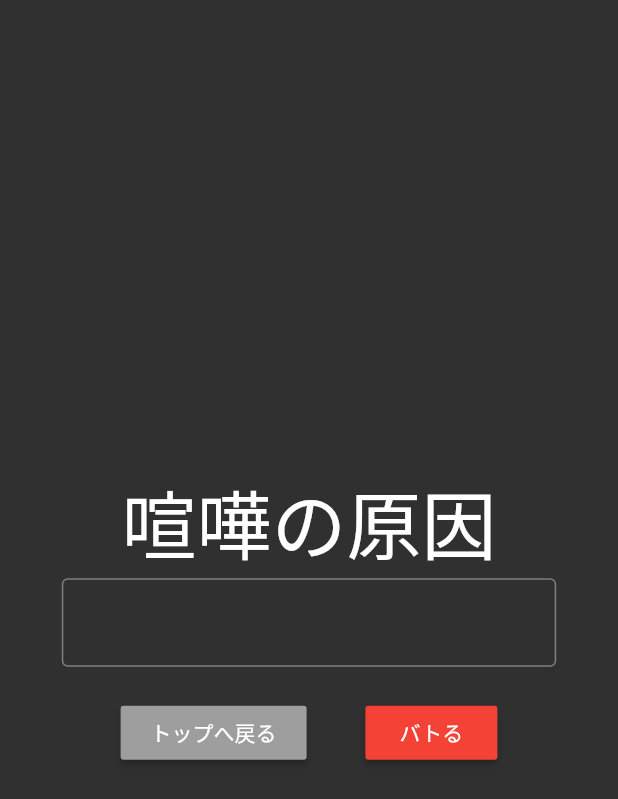
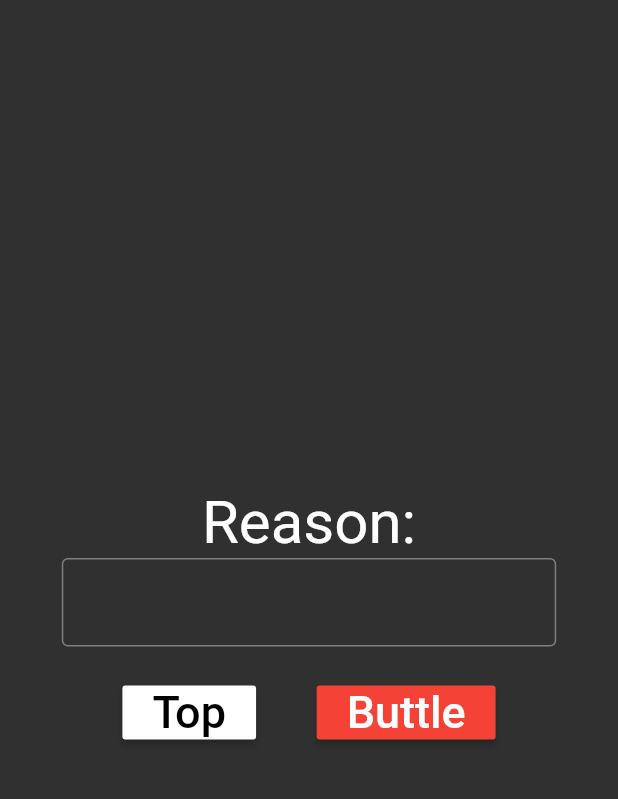
Before and after one commit to salty317/duel, a Flutter app: the screen it shows after launch, after a tap on "Standby", on a phone screen of 412 x 824 dp. Shown: the top 799 px of the screen. Run offline on Flutter 3.47's test engine with Material 2 defaults, Android fonts, the phone set to English and light mode, and no system bars.

Commit message:
Modify top, reason

```diff
--- a/lib/reason.dart
+++ b/lib/reason.dart
@@ -38,8 +38,8 @@ class MyHomePageState extends State<ReasonPage> {
                 mainAxisAlignment: MainAxisAlignment.center,
                 children: <Widget>[
                   Text(
-                    '喧嘩の原因',
-                    style: TextStyle(fontSize: 50.0),
+                    'Reason:',
+                    style: TextStyle(fontSize: 40.0),
                   ),
                   TextFormField(
                     decoration: InputDecoration(
@@ -58,15 +58,26 @@ class MyHomePageState extends State<ReasonPage> {
                 children: <Widget>[
                   RaisedButton(
                     onPressed: () => Navigator.of(context).pop(),
-                    color: Colors.grey,
+                    color: Colors.white,
                     padding: EdgeInsetsDirectional.only(start: 20.0, end: 20.0),
-                    child: Text('トップへ戻る'),
+                    child: Text(
+                      'Top',
+                      style: TextStyle(
+                        fontSize: 30.0,
+                        color: Colors.black,
+                      ),
+                    ),
                   ),
                   RaisedButton(
                     onPressed: () => Navigator.of(context).pushNamed('/duel'),
                     color: Colors.red,
                     padding: EdgeInsetsDirectional.only(start: 20.0, end: 20.0),
-                    child: Text('バトる'),
+                    child: Text(
+                      'Buttle',
+                      style: TextStyle(
+                        fontSize: 30.0,
+                      )
+                    ),
                   ),
                 ],
               ),
--- a/lib/top.dart
+++ b/lib/top.dart
@@ -41,7 +41,7 @@ class _MyHomePageState extends State<TopPage> {
               child: Text(
                 'Standby',
                 style: TextStyle(
-                  fontSize: 20.0,
+                  fontSize: 40.0,
                   color: Colors.black,
                 ),
               ),
```
